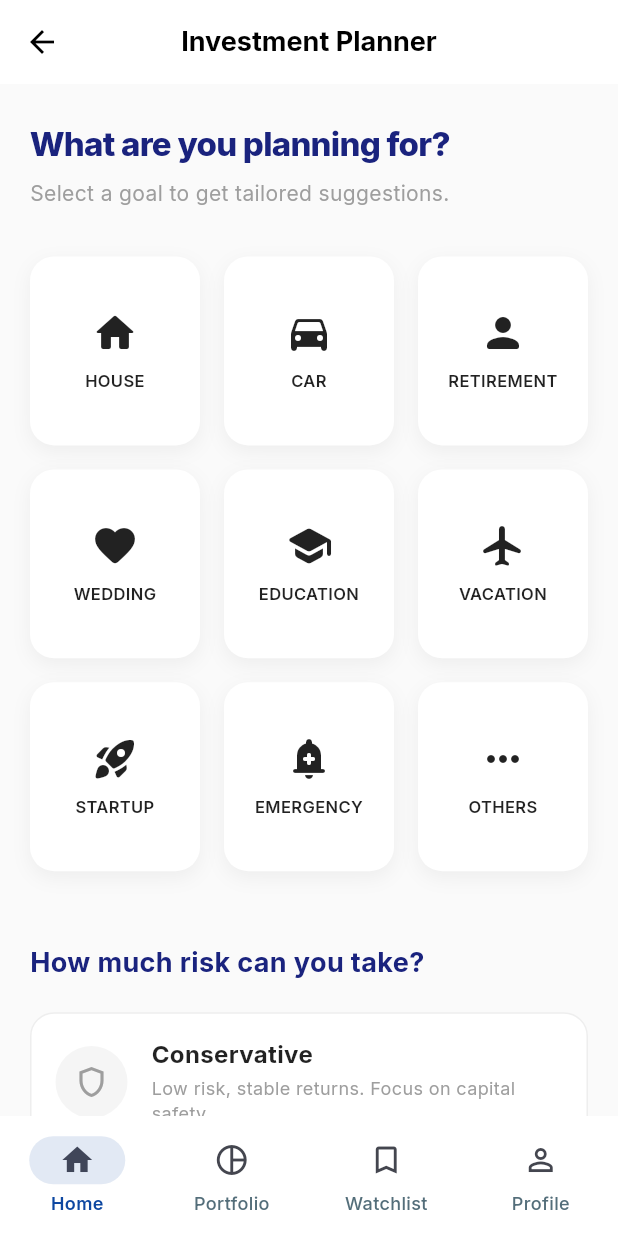
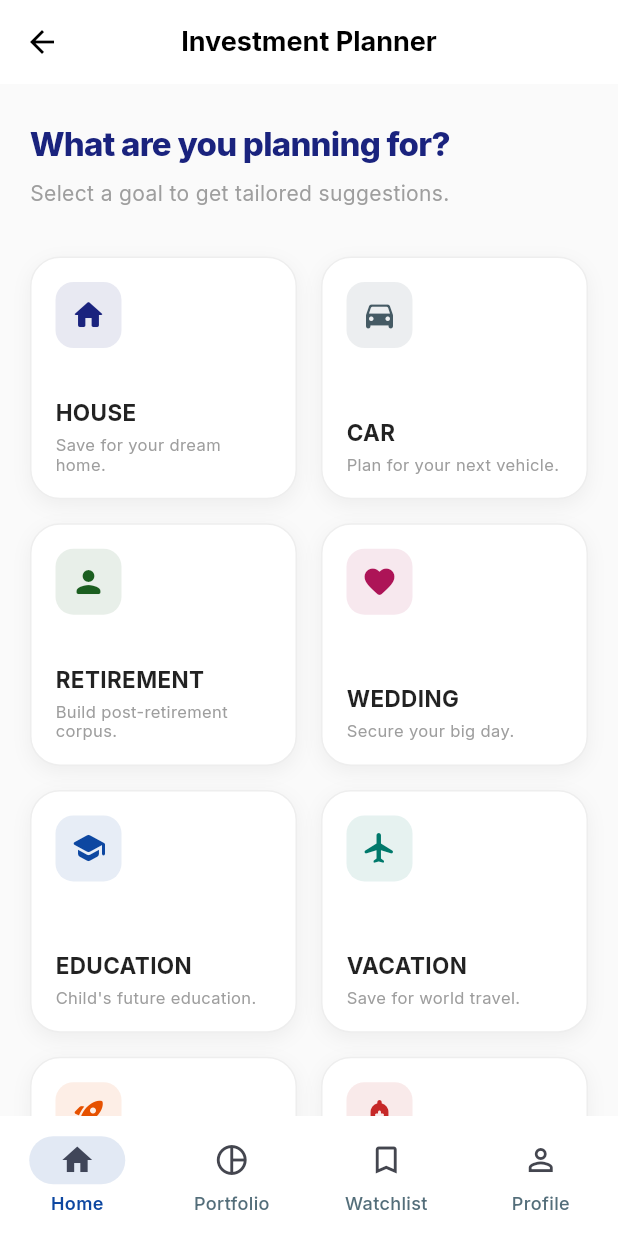
Before and after one commit to shashank-gb/investment_advisor_app, a Flutter app: the GoalSelectionScreen screen opened by its route, on a phone screen of 412 x 824 dp. Run offline on Flutter 3.47's test engine with Material 3 defaults, Android fonts, the light colour scheme and no system bars; our stand-ins replace dio, equatable, flutter_riverpod, flutter_secure_storage, go_router, google_fonts and 1 more; accounts and stored records are empty; statements that could not run were skipped.

Commit message:
ui: goals icons made colorful

```diff
--- a/lib/features/goals/presentation/screens/goal_selection_screen.dart
+++ b/lib/features/goals/presentation/screens/goal_selection_screen.dart
@@ -72,16 +72,16 @@ class _GoalSelectionScreenState extends ConsumerState<GoalSelectionScreen> {
                         shrinkWrap: true,
                         physics: const NeverScrollableScrollPhysics(),
                         gridDelegate: SliverGridDelegateWithFixedCrossAxisCount(
-                          crossAxisCount: isWide ? 6 : 3,
+                          crossAxisCount: isWide ? 4 : 2,
                           crossAxisSpacing: 16,
                           mainAxisSpacing: 16,
-                          childAspectRatio: 0.9,
+                          childAspectRatio: isWide ? 1.4 : 1.1,
                         ),
                         itemCount: goals.length,
                         itemBuilder: (context, index) {
                           final goal = goals[index];
                           final isSelected = _selectedGoalId == goal.id;
-                          return _GoalTile(
+                          return _GoalCard(
                             goal: goal,
                             isSelected: isSelected,
                             onTap: () => setState(() => _selectedGoalId = goal.id),
@@ -252,8 +252,8 @@ class _GoalSelectionScreenState extends ConsumerState<GoalSelectionScreen> {
   }
 }
 
-class _GoalTile extends StatelessWidget {
-  const _GoalTile({
+class _GoalCard extends StatelessWidget {
+  const _GoalCard({
     required this.goal,
     required this.isSelected,
     required this.onTap,
@@ -280,40 +280,71 @@ class _GoalTile extends StatelessWidget {
 
   @override
   Widget build(BuildContext context) {
+    final baseColor = Color(int.parse(goal.colorHex));
+
     return InkWell(
       onTap: onTap,
-      borderRadius: BorderRadius.circular(16),
+      borderRadius: BorderRadius.circular(20),
       child: AnimatedContainer(
         duration: const Duration(milliseconds: 200),
+        padding: const EdgeInsets.all(16),
         decoration: BoxDecoration(
-          borderRadius: BorderRadius.circular(16),
-          color: isSelected ? const Color(0xFF1A237E) : Colors.white,
+          borderRadius: BorderRadius.circular(20),
+          color: isSelected ? baseColor : Colors.white,
+          border: Border.all(
+            color: isSelected ? baseColor : Colors.grey.shade200,
+            width: isSelected ? 2 : 1,
+          ),
           boxShadow: [
             BoxShadow(
-              color: isSelected ? const Color(0xFF1A237E).withValues(alpha: 0.3) : Colors.black.withValues(alpha: 0.05),
+              color: isSelected ? baseColor.withValues(alpha: 0.3) : Colors.black.withValues(alpha: 0.05),
               blurRadius: 10,
               offset: const Offset(0, 4),
             ),
           ],
         ),
         child: Column(
-          mainAxisAlignment: MainAxisAlignment.center,
+          crossAxisAlignment: CrossAxisAlignment.start,
           children: [
-            Icon(
-              _getIcon(goal.iconData),
-              color: isSelected ? Colors.white : Colors.black87,
-              size: 32,
+            Container(
+              padding: const EdgeInsets.all(10),
+              decoration: BoxDecoration(
+                color: isSelected ? Colors.white.withValues(alpha: 0.2) : baseColor.withValues(alpha: 0.1),
+                borderRadius: BorderRadius.circular(12),
+              ),
+              child: Icon(
+                _getIcon(goal.iconData),
+                color: isSelected ? Colors.white : baseColor,
+                size: 24,
+              ),
             ),
-            const SizedBox(height: 8),
+            const Spacer(),
             Text(
               goal.title,
               style: TextStyle(
-                fontSize: 11,
-                fontWeight: isSelected ? FontWeight.bold : FontWeight.w600,
+                fontSize: 15,
+                fontWeight: FontWeight.bold,
                 color: isSelected ? Colors.white : Colors.black87,
               ),
-              textAlign: TextAlign.center,
             ),
+            const SizedBox(height: 4),
+            Text(
+              goal.description,
+              style: TextStyle(
+                fontSize: 11,
+                color: isSelected ? Colors.white.withValues(alpha: 0.8) : Colors.grey,
+                height: 1.2,
+              ),
+              maxLines: 2,
+              overflow: TextOverflow.ellipsis,
+            ),
+            if (isSelected) ...[
+              const SizedBox(height: 8),
+              const Align(
+                alignment: Alignment.bottomRight,
+                child: Icon(Icons.check_circle, color: Colors.white, size: 16),
+              ),
+            ],
           ],
         ),
       ),
```
